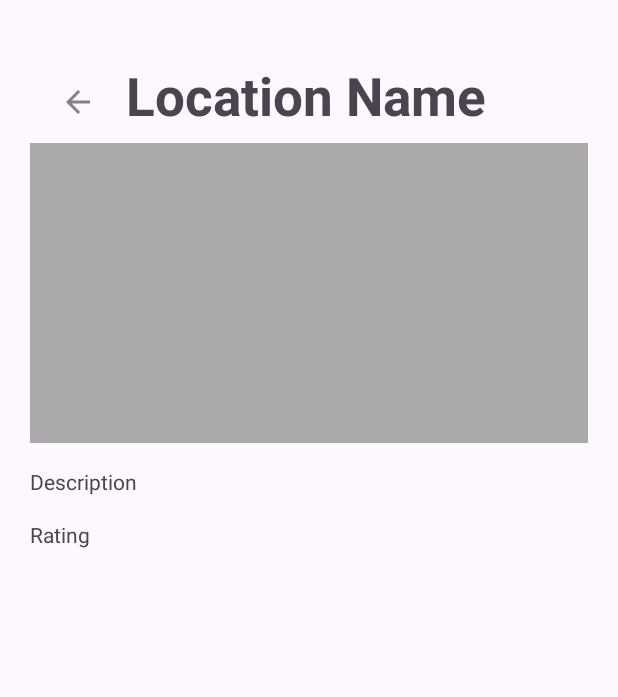
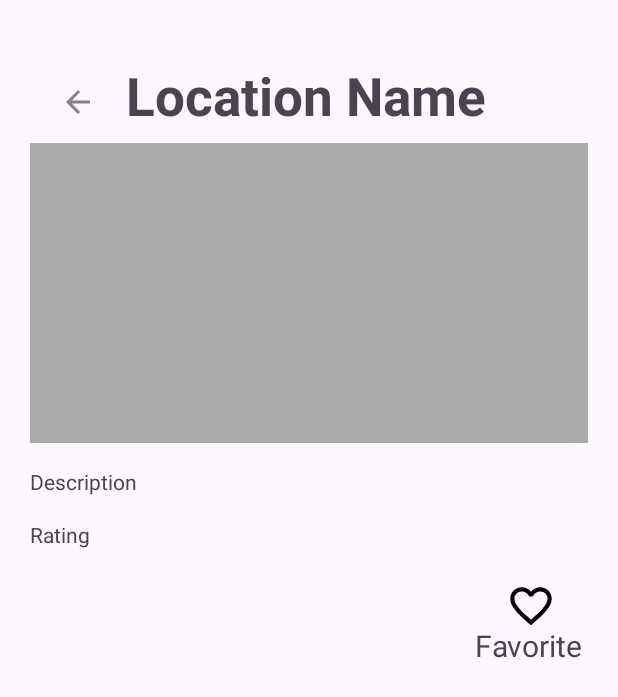
Before and after one commit to edelanty/Gonzaga-Interactive-Map, an Android app: the layout activity_comment_rating.xml on its own in the app's theme, with its tools: preview values and no code run, on a phone screen of 412 x 824 dp. Shown: the top 697 px of the screen. Run offline under Robolectric (Android 15) with nearby library versions, the phone set to English and light mode, and no system bars.

Commit message:
Added the favorite button to the activity comment rating activity.

```diff
--- a/app/build.gradle.kts
+++ b/app/build.gradle.kts
@@ -56,6 +56,7 @@ dependencies {
     implementation(libs.androidx.activity)
     implementation(libs.androidx.constraintlayout)
     implementation(libs.play.services.maps)
+    implementation(libs.firebase.firestore.ktx)
     testImplementation(libs.junit)
     androidTestImplementation(libs.androidx.junit)
     androidTestImplementation(libs.androidx.espresso.core)
--- a/app/src/main/res/drawable-anydpi/favorites_heart.xml
+++ b/app/src/main/res/drawable-anydpi/favorites_heart.xml
@@ -1,9 +1,9 @@
 <vector xmlns:android="http://schemas.android.com/apk/res/android"
-    android:width="24dp"
-    android:height="24dp"
+    android:width="36dp"
+    android:height="36dp"
     android:viewportWidth="24"
     android:viewportHeight="24"
-    android:tint="#FFFFFF">
+    android:tint="#000000">
   <group android:scaleX="0.92"
       android:scaleY="0.92"
       android:translateX="0.96"
--- a/app/src/main/res/layout/activity_comment_rating.xml
+++ b/app/src/main/res/layout/activity_comment_rating.xml
@@ -31,7 +31,7 @@
             android:text="@string/location_name"
             android:textSize="35sp"
             android:textStyle="bold"
-            android:paddingBottom="8dp"/>
+            android:paddingBottom="8dp" />
 
     </LinearLayout>
 
@@ -58,4 +58,33 @@
         android:text="@string/rating"
         android:paddingTop="8dp"/>
 
+    <LinearLayout
+        android:layout_width="match_parent"
+        android:layout_height="wrap_content"
+        android:orientation="vertical"
+        android:gravity="end">
+
+        <ImageButton
+            android:id="@+id/favorite_button"
+            android:layout_width="wrap_content"
+            android:layout_height="wrap_content"
+            android:background="?attr/selectableItemBackgroundBorderless"
+            android:contentDescription="@string/add_to_favorites"
+            android:padding="20dp"
+            android:src="@drawable/favorites_heart"
+            tools:ignore="RtlSymmetry" />
+
+        <TextView
+            android:id="@+id/favorite_label"
+            android:layout_width="wrap_content"
+            android:layout_height="wrap_content"
+            android:text="@string/favorite"
+            android:layout_marginTop="-25dp"
+            android:layout_marginEnd="3dp"
+            android:textSize="20sp" >
+
+        </TextView>
+
+    </LinearLayout>
+
 </LinearLayout>
--- a/app/src/main/res/values/strings.xml
+++ b/app/src/main/res/values/strings.xml
@@ -31,4 +31,6 @@
     <string name="rating">Rating</string>
     <string name="enter_location_name">Enter location name</string>
     <string name="rate_this_location">Rate this location:</string>
+    <string name="add_to_favorites">Add To Favorites</string>
+    <string name="favorite">Favorite</string>
 </resources>
--- a/gradle/libs.versions.toml
+++ b/gradle/libs.versions.toml
@@ -11,6 +11,7 @@ activity = "1.9.3"
 constraintlayout = "2.2.0"
 googleAndroidLibrariesMapsplatformSecretsGradlePlugin = "2.0.1"
 playServicesMaps = "19.0.0"
+firebaseFirestoreKtx = "25.1.1"
 
 [libraries]
 androidx-core-ktx = { group = "androidx.core", name = "core-ktx", version.ref = "coreKtx" }
@@ -22,6 +23,7 @@ material = { group = "com.google.android.material", name = "material", version.r
 androidx-activity = { group = "androidx.activity", name = "activity", version.ref = "activity" }
 androidx-constraintlayout = { group = "androidx.constraintlayout", name = "constraintlayout", version.ref = "constraintlayout" }
 play-services-maps = { group = "com.google.android.gms", name = "play-services-maps", version.ref = "playServicesMaps" }
+firebase-firestore-ktx = { group = "com.google.firebase", name = "firebase-firestore-ktx", version.ref = "firebaseFirestoreKtx" }
 
 [plugins]
 android-application = { id = "com.android.application", version.ref = "agp" }
```
Also changed, not shown: app/src/main/java/com/example/aeefinalgroupproject/CommentRatingActivity.kt (+17 -0 lines).
